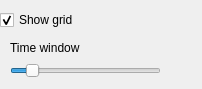
Old version of the form src/plugins/GridStatDecorator/control.ui in the repository Bramas/manet-viz.
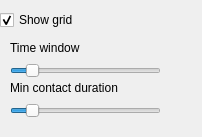
New version of the form.

Patch:
```diff
--- a/src/plugins/GridStatDecorator/control.ui
+++ b/src/plugins/GridStatDecorator/control.ui
@@ -7,13 +7,13 @@
     <x>0</x>
     <y>0</y>
     <width>202</width>
-    <height>89</height>
+    <height>137</height>
    </rect>
   </property>
   <property name="sizePolicy">
    <sizepolicy hsizetype="Preferred" vsizetype="Preferred">
     <horstretch>200</horstretch>
-    <verstretch>38</verstretch>
+    <verstretch>137</verstretch>
    </sizepolicy>
   </property>
   <property name="minimumSize">
@@ -92,6 +92,57 @@
     <enum>QSlider::NoTicks</enum>
    </property>
   </widget>
+  <widget class="QSlider" name="contactDurationSlider">
+   <property name="geometry">
+    <rect>
+     <x>10</x>
+     <y>100</y>
+     <width>151</width>
+     <height>22</height>
+    </rect>
+   </property>
+   <property name="minimum">
+    <number>5</number>
+   </property>
+   <property name="maximum">
+    <number>500</number>
+   </property>
+   <property name="sliderPosition">
+    <number>60</number>
+   </property>
+   <property name="orientation">
+    <enum>Qt::Horizontal</enum>
+   </property>
+   <property name="tickPosition">
+    <enum>QSlider::NoTicks</enum>
+   </property>
+  </widget>
+  <widget class="QLabel" name="label_2">
+   <property name="geometry">
+    <rect>
+     <x>10</x>
+     <y>80</y>
+     <width>151</width>
+     <height>16</height>
+    </rect>
+   </property>
+   <property name="text">
+    <string>Min contact duration</string>
+   </property>
+  </widget>
+  <widget class="QLabel" name="labelContactDuration">
+   <property name="geometry">
+    <rect>
+     <x>170</x>
+     <y>100</y>
+     <width>31</width>
+     <height>20</height>
+    </rect>
+   </property>
+   <property name="text">
+    <string/>
+   </property>
+  </widget>
  </widget>
  <resources/>
  <connections/>
```
Left out of the diff: 2 changed lines with no effect on the pictures.
